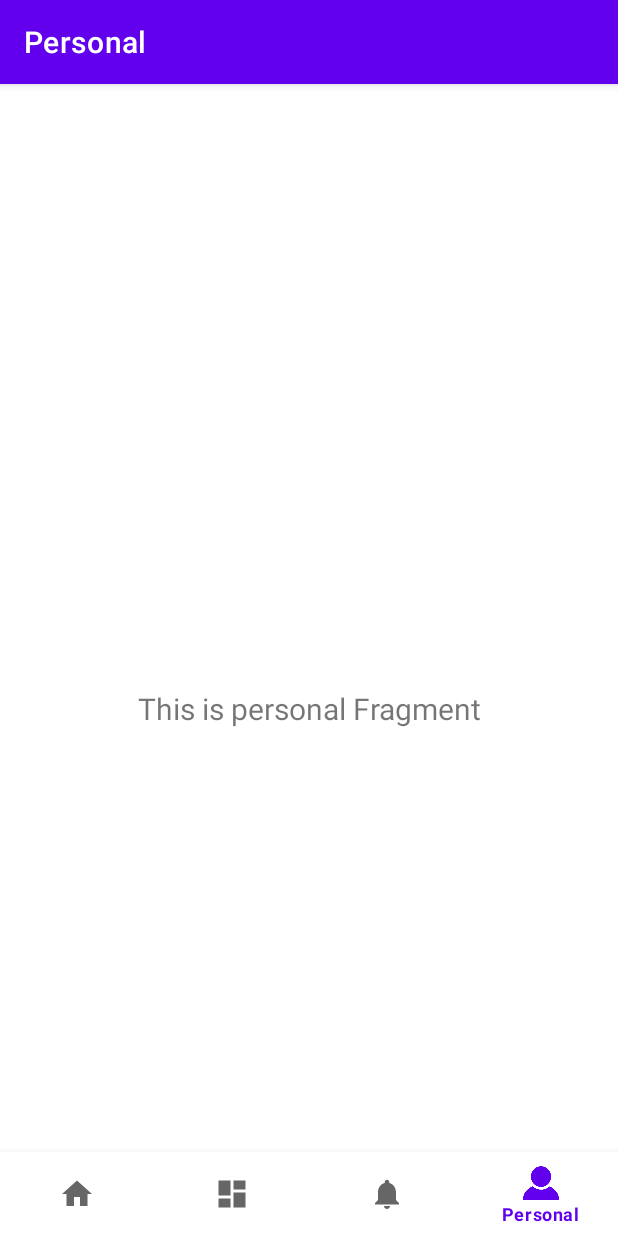
After one commit to JJuprising/ASFinalWork2023, an Android app: the PersonalFragment screen opened through its navigation route, on a phone screen of 412 x 824 dp. The commit adds this screen. Run offline under Robolectric (Android 15) with nearby library versions, the light colour scheme and no system bars; our stand-ins replace navigation-ui.

Commit message:
添加了Personal页面

```diff
--- a/app/build.gradle
+++ b/app/build.gradle
@@ -48,6 +48,7 @@ dependencies {
     implementation 'androidx.lifecycle:lifecycle-viewmodel-ktx:2.4.1'
     implementation 'androidx.navigation:navigation-fragment-ktx:2.4.1'
     implementation 'androidx.navigation:navigation-ui-ktx:2.4.1'
+    implementation 'androidx.legacy:legacy-support-v4:1.0.0'
     testImplementation 'junit:junit:4.13.2'
     androidTestImplementation 'androidx.test.ext:junit:1.1.3'
     androidTestImplementation 'androidx.test.espresso:espresso-core:3.4.0'
--- a/app/src/main/java/com/example/asfinalwork2023/MainActivity.kt
+++ b/app/src/main/java/com/example/asfinalwork2023/MainActivity.kt
@@ -26,7 +26,7 @@ class MainActivity : AppCompatActivity() {
         // menu should be considered as top level destinations.
         val appBarConfiguration = AppBarConfiguration(
             setOf(
-                R.id.navigation_home, R.id.navigation_dashboard, R.id.navigation_notifications
+                R.id.navigation_home, R.id.navigation_dashboard, R.id.navigation_notifications,R.id.navigation_personal
             )
         )
         setupActionBarWithNavController(navController, appBarConfiguration)
--- /dev/null
+++ b/app/src/main/java/com/example/asfinalwork2023/ui/personal/PersonalFragment.kt
@@ -0,0 +1,46 @@
+package com.example.asfinalwork2023.ui.personal
+
+import androidx.lifecycle.ViewModelProvider
+import android.os.Bundle
+import androidx.fragment.app.Fragment
+import android.view.LayoutInflater
+import android.view.View
+import android.view.ViewGroup
+import android.widget.TextView
+import com.example.asfinalwork2023.databinding.FragmentPersonalBinding
+
+class PersonalFragment : Fragment() {
+
+    private var _binding: FragmentPersonalBinding? = null
+
+    // This property is only valid between onCreateView and
+    // onDestroyView.
+    private val binding get() = _binding!!
+
+    override fun onCreateView(
+        inflater: LayoutInflater,
+        container: ViewGroup?,
+        savedInstanceState: Bundle?
+    ): View {
+        // 初始化ViewModel，通过ViewModelProvider获取与之对应的数据监听ViewModel，这里是PersonalViewModel
+        val personalViewModel =
+            ViewModelProvider(this).get(PersonalViewModel::class.java)
+
+
+        _binding = FragmentPersonalBinding.inflate(inflater, container, false)
+        val root: View = binding.root
+        val textView: TextView = binding.textPersonal
+
+        //在Fragment中观察ViewModel中的LiveData,一旦数据变化,Fragment的UI也会自动更新。这里是textView。
+        personalViewModel.text.observe(viewLifecycleOwner) {
+            textView.text = it
+        }
+        return root
+    }
+
+    override fun onDestroyView() {
+        super.onDestroyView()
+        _binding = null
+    }
+
+}
--- /dev/null
+++ b/app/src/main/java/com/example/asfinalwork2023/ui/personal/PersonalViewModel.kt
@@ -0,0 +1,14 @@
+package com.example.asfinalwork2023.ui.personal
+
+import androidx.lifecycle.LiveData
+import androidx.lifecycle.MutableLiveData
+import androidx.lifecycle.ViewModel
+
+//在其他地方,比如Activity中,可以调用ViewModel的方法改变LiveData值,触发Fragment的UI更新。
+class PersonalViewModel : ViewModel() {
+    //在ViewModel中定义LiveData用于监听数据变化，这里是_text
+    private val _text = MutableLiveData<String>().apply {
+        value = "This is personal Fragment"
+    }
+    val text: LiveData<String> = _text
+}
--- /dev/null
+++ b/app/src/main/res/layout/fragment_personal.xml
@@ -0,0 +1,24 @@
+<?xml version="1.0" encoding="utf-8"?>
+<androidx.constraintlayout.widget.ConstraintLayout xmlns:android="http://schemas.android.com/apk/res/android"
+    xmlns:app="http://schemas.android.com/apk/res-auto"
+    xmlns:tools="http://schemas.android.com/tools"
+    android:layout_width="match_parent"
+    android:layout_height="match_parent"
+    tools:context=".ui.home.HomeFragment">
+
+    <TextView
+        android:id="@+id/text_personal"
+        android:layout_width="match_parent"
+        android:layout_height="wrap_content"
+        android:layout_marginStart="8dp"
+        android:layout_marginTop="8dp"
+        android:layout_marginEnd="8dp"
+        android:textAlignment="center"
+        android:textSize="20sp"
+        app:layout_constraintBottom_toBottomOf="parent"
+        app:layout_constraintEnd_toEndOf="parent"
+        app:layout_constraintStart_toStartOf="parent"
+        app:layout_constraintTop_toTopOf="parent" />
+
+
+</androidx.constraintlayout.widget.ConstraintLayout>
--- a/app/src/main/res/menu/bottom_nav_menu.xml
+++ b/app/src/main/res/menu/bottom_nav_menu.xml
@@ -1,6 +1,5 @@
 <?xml version="1.0" encoding="utf-8"?>
 <menu xmlns:android="http://schemas.android.com/apk/res/android">
-
 
     <!--  icon下载地址：https://www.iconfont.cn/collections/detail?spm=a313x.7781069.1998910419.de12df413&cid=9402&keyword=&page=  -->
     <!--  最多可以添加五个导航栏图标，建议title改成中文  -->
@@ -19,4 +18,10 @@
         android:icon="@drawable/ic_notifications_black_24dp"
         android:title="@string/title_notifications" />
 
+    <!--  Personal导航栏组件  -->
+    <item
+        android:id="@+id/navigation_personal"
+        android:icon="@drawable/personal"
+        android:title="@string/title_personal" />
+
 </menu>
--- a/app/src/main/res/navigation/mobile_navigation.xml
+++ b/app/src/main/res/navigation/mobile_navigation.xml
@@ -22,4 +22,11 @@
         android:name="com.example.asfinalwork2023.ui.notifications.NotificationsFragment"
         android:label="@string/title_notifications"
         tools:layout="@layout/fragment_notifications" />
+
+    <fragment
+        android:id="@+id/navigation_personal"
+        android:name="com.example.asfinalwork2023.ui.personal.PersonalFragment"
+        android:label="@string/title_personal"
+        tools:layout="@layout/fragment_personal" />
+
 </navigation>
--- a/app/src/main/res/values/strings.xml
+++ b/app/src/main/res/values/strings.xml
@@ -3,4 +3,5 @@
     <string name="title_home">Home</string>
     <string name="title_dashboard">Dashboard</string>
     <string name="title_notifications">Notifications</string>
+    <string name="title_personal">Personal</string>
 </resources>
```
Also changed, not shown: app/src/main/res/drawable/personal.png (added).
